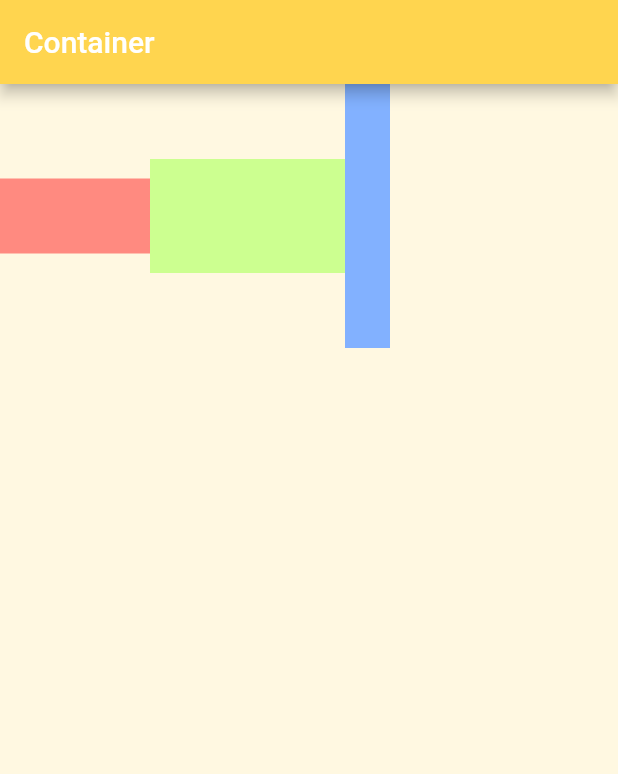
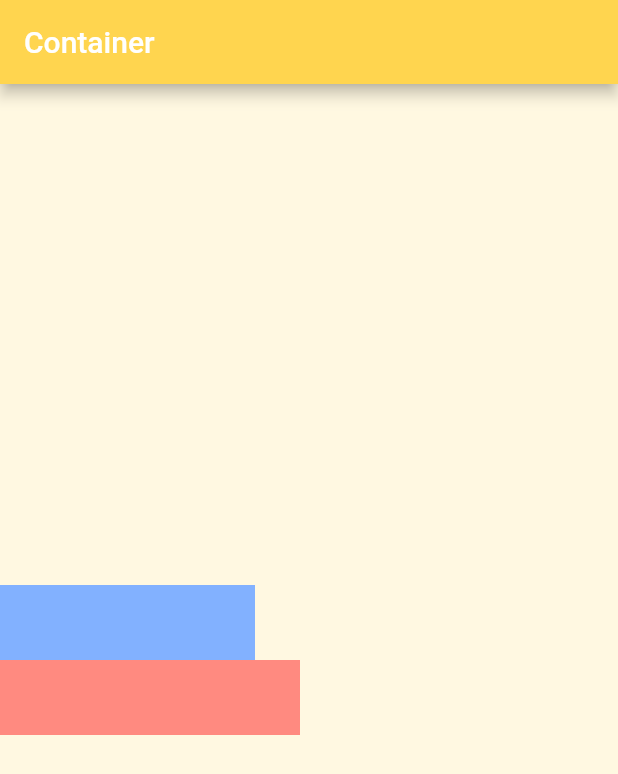
Before and after one commit to najmulmyself/learning_flutter, a Flutter app: the screen it shows after launch, on a phone screen of 412 x 824 dp. Shown: the top 774 px of the screen. Run offline on Flutter 3.47's test engine with Material 2 defaults, Android fonts, the phone set to English and light mode, and no system bars.

Commit message:
singlescrollview make problem with axis

```diff
--- a/lib/main.dart
+++ b/lib/main.dart
@@ -32,34 +32,49 @@ class MyApp extends StatelessWidget {
           width: double.infinity,
           height: double.infinity,
           color: Colors.amber.shade50,
-          child: SingleChildScrollView(
+
           // scrollDirection: Axis.horizontal, // horizontal scroll view
           child: Column(
-              // mainAxisAlignment: MainAxisAlignment.start,
-              crossAxisAlignment: CrossAxisAlignment.center,
-              children: [
-                Row(
-                  // crossAxisAlignment: CrossAxisAlignment.center,
-                  // mainAxisAlignment: MainAxisAlignment.end,
+            mainAxisAlignment: MainAxisAlignment.center,
+            crossAxisAlignment: CrossAxisAlignment.start,
             children: [
               Container(
-                      width: 100,
+                width: 170,
+                height: 50,
+                color: Colors.blueAccent.shade100,
+              ),
+              Container(
+                width: 200,
                 height: 50,
                 color: Colors.redAccent.shade100,
-                    ),
-                    Container(
-                      width: 130,
-                      height: 76,
-                      color: Colors.lightGreenAccent.shade100,
-                    ),
-                    Container(
-                      width: 30,
-                      height: 176,
-                      color: Colors.blueAccent.shade100,
-                    ),
-                  ],
               )
             ],
+
+            // mainAxisAlignment: MainAxisAlignment.start,
+            // crossAxisAlignment: CrossAxisAlignment.center,
+            // children: [
+            //   Row(
+            //     crossAxisAlignment: CrossAxisAlignment.center,
+            //     mainAxisAlignment: MainAxisAlignment.end,
+            //     children: [
+            //       Container(
+            //         width: 100,
+            //         height: 50,
+            //         color: Colors.redAccent.shade100,
+            //       ),
+            //       Container(
+            //         width: 130,
+            //         height: 76,
+            //         color: Colors.lightGreenAccent.shade100,
+            //       ),
+            //       Container(
+            //         width: 30,
+            //         height: 176,
+            //         color: Colors.blueAccent.shade100,
+            //       ),
+            //     ],
+            //   )
+            // ],
 
             //////////////////////////////////////////////////////////
             // mainAxisAlignment: MainAxisAlignment.spaceBetween,
@@ -108,7 +123,6 @@ class MyApp extends StatelessWidget {
           ),
         ),
       ),
-      ),
     );
   }
 }
```
Lines whose indentation alone changed are shown as unchanged.
